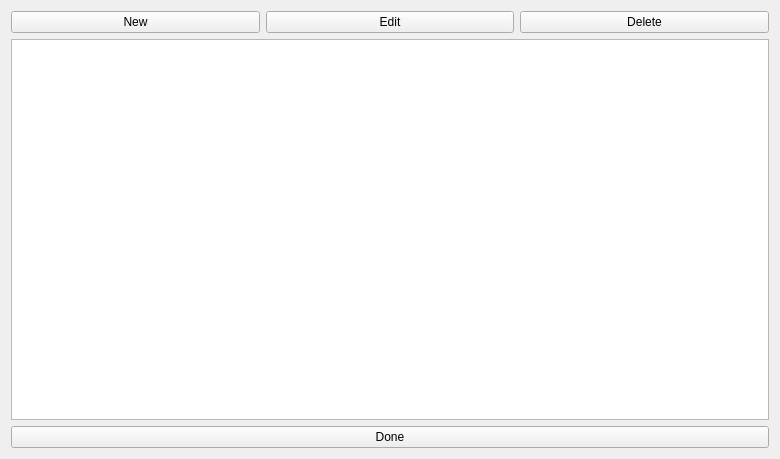
Before: the Qt Designer form Forms/ProfileManager/ProfileManagerGen3.ui in Admiral-Fish/PokeFinder, drawn with Qt 5.
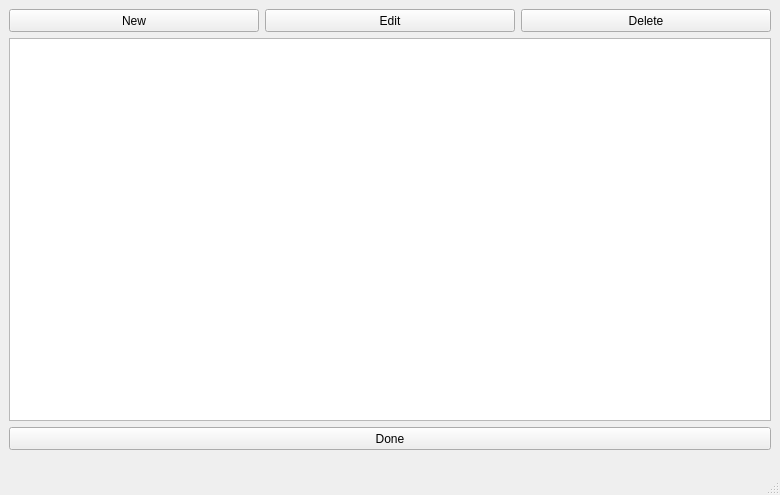
After: the same form once the commit is applied.

Commit message: Improve window behavior

Diff of the .ui file:
```diff
--- a/Forms/ProfileManager/ProfileManagerGen3.ui
+++ b/Forms/ProfileManager/ProfileManagerGen3.ui
@@ -1,51 +1,93 @@
 <?xml version="1.0" encoding="UTF-8"?>
 <ui version="4.0">
  <class>ProfileManagerGen3</class>
- <widget class="QWidget" name="ProfileManagerGen3">
+ <widget class="QMainWindow" name="ProfileManagerGen3">
   <property name="geometry">
    <rect>
     <x>0</x>
     <y>0</y>
     <width>780</width>
-    <height>459</height>
+    <height>495</height>
    </rect>
   </property>
   <property name="windowTitle">
    <string>Form</string>
   </property>
-  <layout class="QGridLayout" name="gridLayout">
-   <item row="0" column="0">
+  <widget class="QWidget" name="centralwidget">
     <widget class="QPushButton" name="pushButtonNew">
+    <property name="geometry">
+     <rect>
+      <x>9</x>
+      <y>9</y>
+      <width>250</width>
+      <height>23</height>
+     </rect>
+    </property>
      <property name="text">
       <string>New</string>
      </property>
     </widget>
-   </item>
-   <item row="0" column="1">
-    <widget class="QPushButton" name="pushButtonEdit">
-     <property name="text">
-      <string>Edit</string>
-     </property>
-    </widget>
-   </item>
-   <item row="0" column="2">
     <widget class="QPushButton" name="pushButtonDelete">
+    <property name="geometry">
+     <rect>
+      <x>521</x>
+      <y>9</y>
+      <width>250</width>
+      <height>23</height>
+     </rect>
+    </property>
      <property name="text">
       <string>Delete</string>
      </property>
     </widget>
-   </item>
-   <item row="1" column="0" colspan="3">
-    <widget class="QTableView" name="tableView"/>
-   </item>
-   <item row="2" column="0" colspan="3">
+   <widget class="QPushButton" name="pushButtonEdit">
+    <property name="geometry">
+     <rect>
+      <x>265</x>
+      <y>9</y>
+      <width>250</width>
+      <height>23</height>
+     </rect>
+    </property>
+    <property name="text">
+     <string>Edit</string>
+    </property>
+   </widget>
     <widget class="QPushButton" name="pushButtonOk">
+    <property name="geometry">
+     <rect>
+      <x>9</x>
+      <y>427</y>
+      <width>762</width>
+      <height>23</height>
+     </rect>
+    </property>
      <property name="text">
       <string>Done</string>
      </property>
     </widget>
-   </item>
-  </layout>
+   <widget class="QTableView" name="tableView">
+    <property name="geometry">
+     <rect>
+      <x>9</x>
+      <y>38</y>
+      <width>762</width>
+      <height>383</height>
+     </rect>
+    </property>
+   </widget>
+  </widget>
+  <widget class="QMenuBar" name="menubar">
+   <property name="geometry">
+    <rect>
+     <x>0</x>
+     <y>0</y>
+     <width>780</width>
+     <height>21</height>
+    </rect>
+   </property>
+  </widget>
+  <widget class="QStatusBar" name="statusbar"/>
  </widget>
  <resources/>
  <connections/>
```
Left out of the diff: 2 changed lines with no effect on the pictures. Lines whose indentation alone changed are shown as unchanged. The commit also changes 16 other files.
